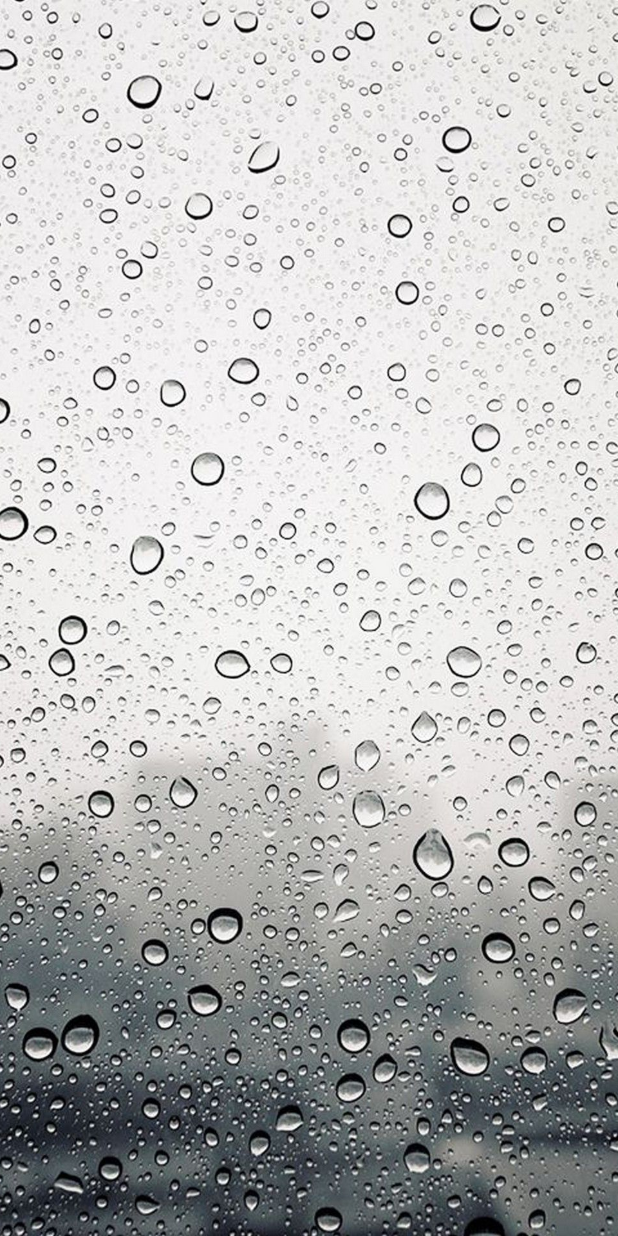
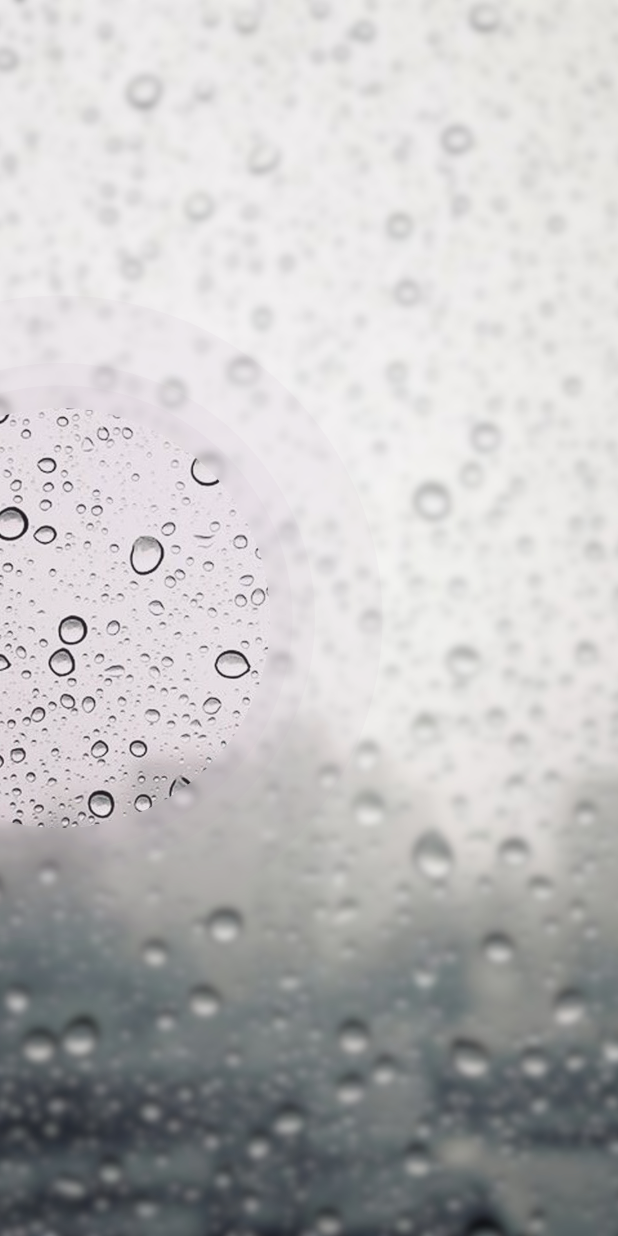
Before and after one commit to atul161/weather_forecast_app, a Flutter app: the screen it shows after launch, on a phone screen of 412 x 824 dp. Run offline on Flutter 3.47's test engine with Material 2 defaults, Android fonts, the phone set to English and light mode, and no system bars.

Commit message:
adding the circle and making blur

```diff
--- a/lib/main.dart
+++ b/lib/main.dart
@@ -32,12 +32,104 @@ class _MyHomePageState extends State<MyHomePage> {
             'assets/rain_blurred.jpg',
             fit: BoxFit.cover, //and we want this background image to be as large as it can be
           ),
-          new Image.asset(
-            'assets/rain.jpg',
-            fit: BoxFit.cover, //above the blurred image
+          new ClipOval(
+            clipper: new CircleClipper(
+              radius:140.0, //this will give the circle radius
+              offset:const Offset(40.0, 0.0), //only dx is given because we want the circle to be at the right side only
+            ),
+            child: new Image.asset(
+              'assets/rain.jpg',
+              fit: BoxFit.cover, //above the blurred image
+            ),
+          ),
+
+          new CustomPaint(
+            painter: new WhiteCircleCustomPainter(
+              centerOffset: const Offset(40.0, 0.0),
+              circles: [
+                new Circle(radius: 140.0,alpha: 0x10),
+                new Circle(radius: 140.0 + 15.0,alpha: 0x10),
+                new Circle(radius: 140.0 + 30.0,alpha: 0x10),
+                new Circle(radius: 140.0 + 75.0,alpha: 0x10),
+              ]
+            ),
+            child: new Container(), //to make sure the painter paints
           ),
         ],
       ),
     );
   }
 }
+
+class CircleClipper extends CustomClipper<Rect> {
+
+  final double radius;
+  final Offset offset;
+
+  CircleClipper({
+    this.radius,
+    this.offset = const Offset(0.0, 0.0),
+  });
+
+  @override
+  Rect getClip(Size size) {
+    return Rect.fromCircle(
+      center: new Offset(0.0, size.height/2) + offset, //because we want the circle to be in the middle of the screen
+      radius: radius,
+    );
+  }
+
+  @override
+  bool shouldReclip(CustomClipper<Rect> oldClipper) {
+    //this reclips with optimization, hence we would give it true
+    return true;
+  }
+
+}
+
+class WhiteCircleCustomPainter extends CustomPainter {
+
+  final Color overlayColor = const Color(0xFFAA88AA);
+
+  final List<Circle> circles;
+  final Offset centerOffset;
+  final Paint whitePaint; //to paint the concentric circle
+
+  //and we will define the constructor
+  WhiteCircleCustomPainter({
+    //this constructor will take a list of circle and offset
+    this.circles = const [],
+    this.centerOffset = const Offset(0.0, 0.0),
+  }): whitePaint = new Paint();
+
+  @override
+  void paint(Canvas canvas, Size size) {
+    for(var i = 1; i < circles.length; ++i) {
+      whitePaint.color = overlayColor.withAlpha(circles[i-1].alpha); //this is giving us the ring
+
+      //to fill the circle
+      canvas.drawCircle(
+        new Offset(0.0, size.height/2) + centerOffset,
+        circles[i].radius,
+        whitePaint,
+      );
+    }
+  }
+
+  @override
+  bool shouldRepaint(CustomPainter oldDelegate) {
+    return true;
+  }
+}
+
+
+//first thing we will do to make the ring is define a circle
+class Circle {
+  final double radius;
+  final int alpha;
+
+  Circle({
+    this.radius,
+    this.alpha = 0xFF,
+  });
+}
```
